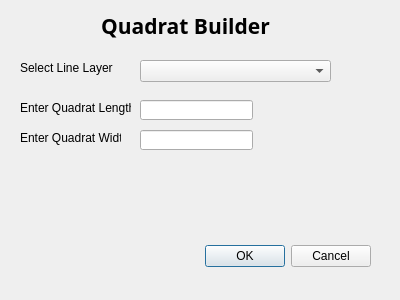
Qt form quadratBuilder_dialog_base.ui (Chris-Robertson/quadratBuilder) before a commit.
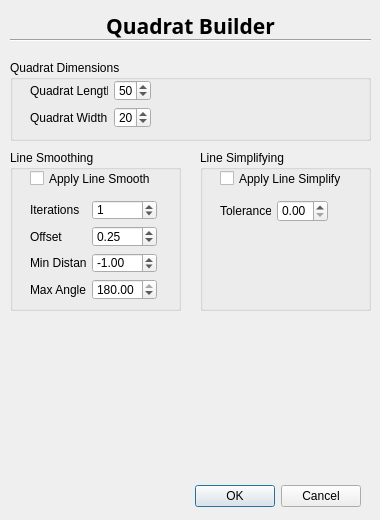
The same form after that commit.

Commit message: Big commit. Quadrats are being generated. Smooth and Simplify options added to dialogue. Nearly deployable.

Diff of the .ui file:
```diff
--- a/quadratBuilder_dialog_base.ui
+++ b/quadratBuilder_dialog_base.ui
@@ -6,8 +6,8 @@
    <rect>
     <x>0</x>
     <y>0</y>
-    <width>400</width>
-    <height>300</height>
+    <width>380</width>
+    <height>520</height>
    </rect>
   </property>
   <property name="windowTitle">
@@ -16,8 +16,8 @@
   <widget class="QDialogButtonBox" name="button_box">
    <property name="geometry">
     <rect>
-     <x>30</x>
-     <y>240</y>
+     <x>20</x>
+     <y>480</y>
      <width>341</width>
      <height>32</height>
     </rect>
@@ -29,81 +29,12 @@
     <set>QDialogButtonBox::Cancel|QDialogButtonBox::Ok</set>
    </property>
   </widget>
-  <widget class="QComboBox" name="lineSelect">
-   <property name="geometry">
-    <rect>
-     <x>140</x>
-     <y>60</y>
-     <width>191</width>
-     <height>22</height>
-    </rect>
-   </property>
-  </widget>
-  <widget class="QLineEdit" name="qLengthInput">
-   <property name="geometry">
-    <rect>
-     <x>140</x>
-     <y>100</y>
-     <width>113</width>
-     <height>20</height>
-    </rect>
-   </property>
-  </widget>
-  <widget class="QLabel" name="label">
-   <property name="geometry">
-    <rect>
-     <x>20</x>
-     <y>60</y>
-     <width>101</width>
-     <height>16</height>
-    </rect>
-   </property>
-   <property name="text">
-    <string>Select Line Layer</string>
-   </property>
-  </widget>
-  <widget class="QLineEdit" name="qWidthInput">
-   <property name="geometry">
-    <rect>
-     <x>140</x>
-     <y>130</y>
-     <width>113</width>
-     <height>20</height>
-    </rect>
-   </property>
-  </widget>
-  <widget class="QLabel" name="label_2">
-   <property name="geometry">
-    <rect>
-     <x>20</x>
-     <y>100</y>
-     <width>111</width>
-     <height>16</height>
-    </rect>
-   </property>
-   <property name="text">
-    <string>Enter Quadrat Length</string>
-   </property>
-  </widget>
-  <widget class="QLabel" name="label_3">
-   <property name="geometry">
-    <rect>
-     <x>20</x>
-     <y>130</y>
-     <width>101</width>
-     <height>16</height>
-    </rect>
-   </property>
-   <property name="text">
-    <string>Enter Quadrat Width</string>
-   </property>
-  </widget>
   <widget class="QLabel" name="label_4">
    <property name="geometry">
     <rect>
-     <x>40</x>
+     <x>10</x>
      <y>10</y>
-     <width>291</width>
+     <width>361</width>
      <height>31</height>
     </rect>
    </property>
@@ -123,6 +54,229 @@
     <set>Qt::AlignCenter</set>
    </property>
   </widget>
+  <widget class="QGroupBox" name="groupBox">
+   <property name="geometry">
+    <rect>
+     <x>10</x>
+     <y>60</y>
+     <width>361</width>
+     <height>81</height>
+    </rect>
+   </property>
+   <property name="title">
+    <string>Quadrat Dimensions</string>
+   </property>
+   <widget class="QWidget" name="">
+    <property name="geometry">
+     <rect>
+      <x>20</x>
+      <y>20</y>
+      <width>121</width>
+      <height>48</height>
+     </rect>
+    </property>
+    <layout class="QFormLayout" name="formLayout_2">
+     <item row="0" column="0">
+      <widget class="QLabel" name="label_2">
+       <property name="text">
+        <string>Quadrat Length</string>
+       </property>
+      </widget>
+     </item>
+     <item row="0" column="1">
+      <widget class="QSpinBox" name="qLengthInput">
+       <property name="value">
+        <number>50</number>
+       </property>
+      </widget>
+     </item>
+     <item row="1" column="0">
+      <widget class="QLabel" name="label_3">
+       <property name="text">
+        <string>Quadrat Width</string>
+       </property>
+      </widget>
+     </item>
+     <item row="1" column="1">
+      <widget class="QSpinBox" name="qWidthInput">
+       <property name="value">
+        <number>20</number>
+       </property>
+      </widget>
+     </item>
+    </layout>
+   </widget>
+  </widget>
+  <widget class="QGroupBox" name="groupBox_2">
+   <property name="geometry">
+    <rect>
+     <x>10</x>
+     <y>150</y>
+     <width>171</width>
+     <height>161</height>
+    </rect>
+   </property>
+   <property name="title">
+    <string>Line Smoothing</string>
+   </property>
+   <widget class="QCheckBox" name="smoothCheck">
+    <property name="geometry">
+     <rect>
+      <x>20</x>
+      <y>20</y>
+      <width>121</width>
+      <height>17</height>
+     </rect>
+    </property>
+    <property name="text">
+     <string>Apply Line Smooth</string>
+    </property>
+   </widget>
+   <widget class="QWidget" name="">
+    <property name="geometry">
+     <rect>
+      <x>20</x>
+      <y>50</y>
+      <width>127</width>
+      <height>100</height>
+     </rect>
+    </property>
+    <layout class="QFormLayout" name="formLayout">
+     <item row="0" column="0">
+      <widget class="QLabel" name="label">
+       <property name="text">
+        <string>Iterations</string>
+       </property>
+      </widget>
+     </item>
+     <item row="0" column="1">
+      <widget class="QSpinBox" name="smoothIterations">
+       <property name="value">
+        <number>1</number>
+       </property>
+      </widget>
+     </item>
+     <item row="1" column="0">
+      <widget class="QLabel" name="label_5">
+       <property name="text">
+        <string>Offset</string>
+       </property>
+      </widget>
+     </item>
+     <item row="1" column="1">
+      <widget class="QDoubleSpinBox" name="smoothOffset">
+       <property name="minimum">
+        <double>0.000000000000000</double>
+       </property>
+       <property name="maximum">
+        <double>1.000000000000000</double>
+       </property>
+       <property name="singleStep">
+        <double>0.010000000000000</double>
+       </property>
+       <property name="value">
+        <double>0.250000000000000</double>
+       </property>
+      </widget>
+     </item>
+     <item row="2" column="0">
+      <widget class="QLabel" name="label_6">
+       <property name="text">
+        <string>Min Distance</string>
+       </property>
+      </widget>
+     </item>
+     <item row="2" column="1">
+      <widget class="QDoubleSpinBox" name="smoothMinDist">
+       <property name="minimum">
+        <double>-99.000000000000000</double>
+       </property>
+       <property name="value">
+        <double>-1.000000000000000</double>
+       </property>
+      </widget>
+     </item>
+     <item row="3" column="0">
+      <widget class="QLabel" name="label_7">
+       <property name="text">
+        <string>Max Angle</string>
+       </property>
+      </widget>
+     </item>
+     <item row="3" column="1">
+      <widget class="QDoubleSpinBox" name="smoothMaxAngle">
+       <property name="maximum">
+        <double>180.000000000000000</double>
+       </property>
+       <property name="value">
+        <double>180.000000000000000</double>
+       </property>
+      </widget>
+     </item>
+    </layout>
+   </widget>
+  </widget>
+  <widget class="Line" name="line">
+   <property name="geometry">
+    <rect>
+     <x>10</x>
+     <y>30</y>
+     <width>361</width>
+     <height>20</height>
+    </rect>
+   </property>
+   <property name="orientation">
+    <enum>Qt::Horizontal</enum>
+   </property>
+  </widget>
+  <widget class="QGroupBox" name="groupBox_3">
+   <property name="geometry">
+    <rect>
+     <x>200</x>
+     <y>150</y>
+     <width>171</width>
+     <height>161</height>
+    </rect>
+   </property>
+   <property name="title">
+    <string>Line Simplifying</string>
+   </property>
+   <widget class="QCheckBox" name="simplifyCheck">
+    <property name="geometry">
+     <rect>
+      <x>20</x>
+      <y>20</y>
+      <width>121</width>
+      <height>17</height>
+     </rect>
+    </property>
+    <property name="text">
+     <string>Apply Line Simplify</string>
+    </property>
+   </widget>
+   <widget class="QWidget" name="">
+    <property name="geometry">
+     <rect>
+      <x>20</x>
+      <y>50</y>
+      <width>108</width>
+      <height>22</height>
+     </rect>
+    </property>
+    <layout class="QHBoxLayout" name="horizontalLayout">
+     <item>
+      <widget class="QLabel" name="label_8">
+       <property name="text">
+        <string>Tolerance</string>
+       </property>
+      </widget>
+     </item>
+     <item>
+      <widget class="QDoubleSpinBox" name="simpleTolerance"/>
+     </item>
+    </layout>
+   </widget>
+  </widget>
  </widget>
  <resources/>
  <connections>
```
The commit also changes 2 other files.
